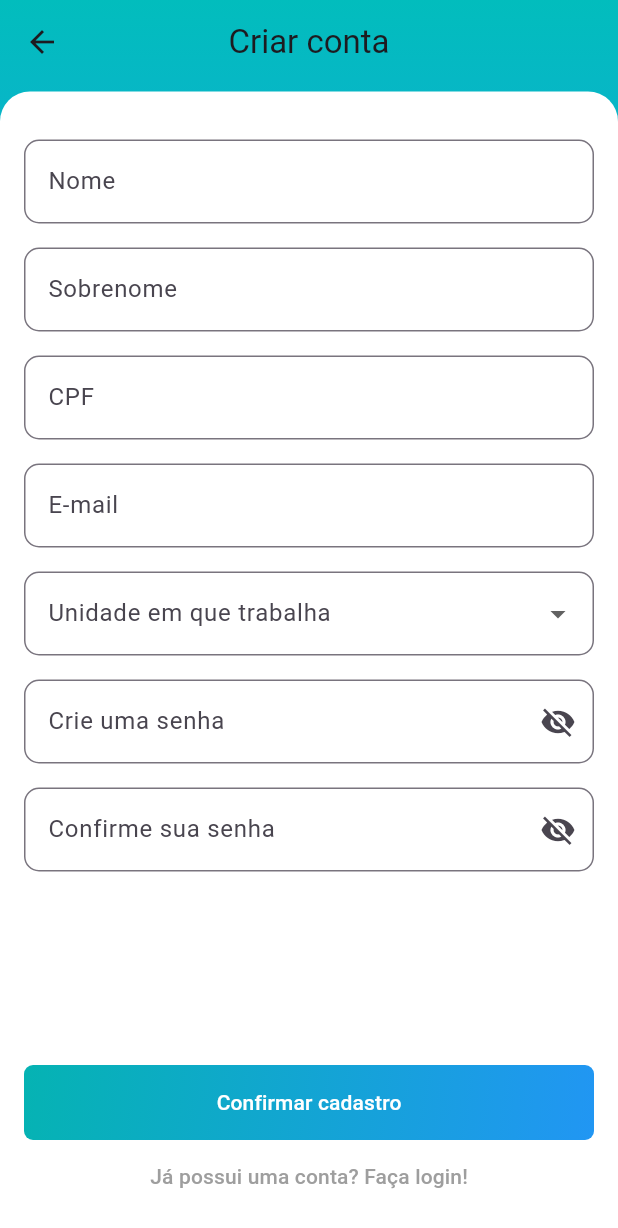
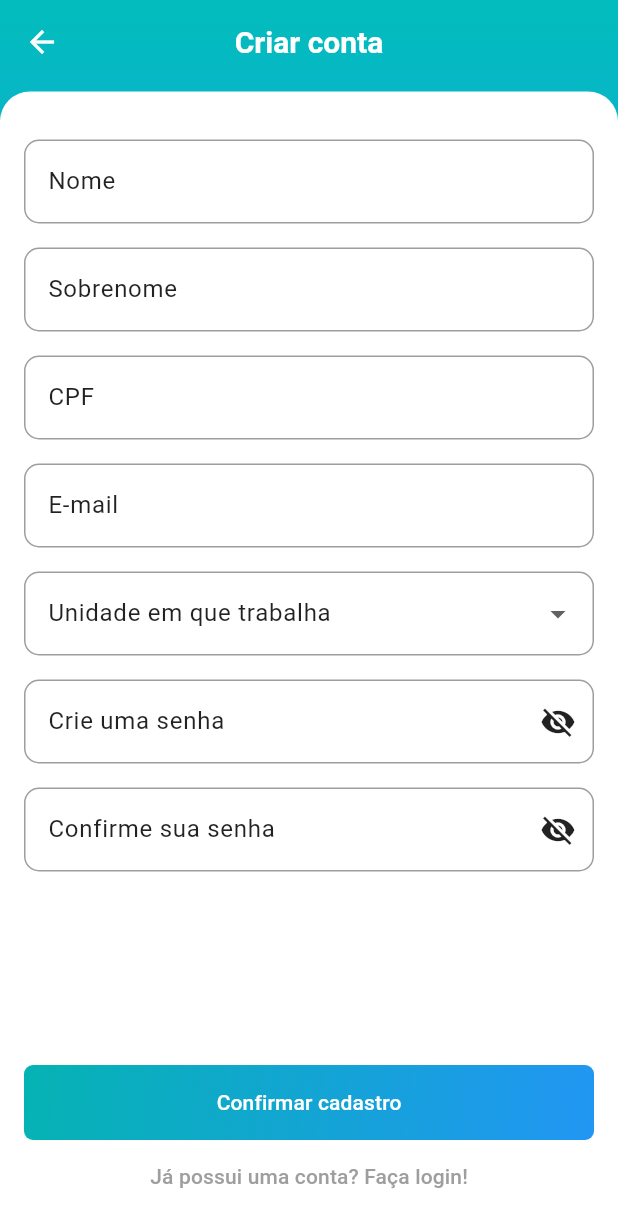
Before and after one commit to Gabriellimmaa/ppeu-app-TCC, a Flutter app: the screen it shows after launch, after a tap on "Novo cadastro", on a phone screen of 412 x 824 dp. Shown: the top 1228 px of the screen. Run offline on Flutter 3.47's test engine with Material 3 defaults, Android fonts, the phone set to English and light mode, and no system bars; our stand-ins replace mask_text_input_formatter, supabase, syncfusion_flutter_charts; accounts and stored records are empty.

Commit message:
final-version

```diff
--- a/lib/myApp.dart
+++ b/lib/myApp.dart
@@ -16,11 +16,31 @@ class MyApp extends StatelessWidget {
           centerTitle: true,
           backgroundColor: Colors.transparent,
           elevation: 0,
+          titleTextStyle: TextStyle(
+            color: Colors.white,
+            fontSize: 20,
+            fontWeight: FontWeight.bold,
+          ),
+          iconTheme: IconThemeData(
+            color: Colors.white,
+          ),
         ),
         inputDecorationTheme: InputDecorationTheme(
           border: OutlineInputBorder(
             borderRadius: BorderRadius.circular(10),
           ),
+          focusedBorder: OutlineInputBorder(
+            borderSide: BorderSide(
+              color: Color.fromARGB(255, 39, 132, 208),
+            ),
+            borderRadius: BorderRadius.circular(10),
+          ),
+          focusColor: Color.fromARGB(255, 39, 132, 208),
+        ),
+        colorScheme: ColorScheme.light(
+          primary: Color.fromARGB(255, 71, 157, 227),
+          outline: Colors.grey[500],
+          onSurface: Colors.black87,
         ),
       ),
       home: WelcomeScreen(),
--- a/lib/screens/NewPP/NewPP.screen.dart
+++ b/lib/screens/NewPP/NewPP.screen.dart
@@ -102,6 +102,7 @@ class _NewPPScreenState extends State<NewPPScreen> {
             icon: Icon(Icons.arrow_forward_ios),
             onPressed: () {
               // _onTabTapped('next');
+              // return;
               List<GlobalKey<FormState>> formKeys = [];
               formKeys.add(newPPNotifier.formKeyIdentificacao);
               formKeys.add(newPPNotifier.formKeySituacao);
--- a/lib/screens/NewPP/NewPP_I.screen.dart
+++ b/lib/screens/NewPP/NewPP_I.screen.dart
@@ -171,6 +171,7 @@ class _NewPP_IState extends State<NewPP_I> {
                           decoration: InputDecoration(labelText: 'Idade'),
                           validator: FormValidators.required,
                           textInputAction: TextInputAction.next,
+                          keyboardType: TextInputType.number,
                         ),
                         spacingRow,
                         TextFormField(
--- a/lib/screens/Report/Report.screen.dart
+++ b/lib/screens/Report/Report.screen.dart
@@ -46,7 +46,8 @@ class _ReportScreenState extends State<ReportScreen> {
   Widget build(BuildContext context) {
     AuthenticationNotifier authentication =
         Provider.of<AuthenticationNotifier>(context, listen: false);
-
+    double appBarHeight =
+        MediaQuery.of(context).padding.top + AppBar().preferredSize.height;
     return Scaffold(
         appBar: AppBar(
           title: Text(
@@ -87,7 +88,7 @@ class _ReportScreenState extends State<ReportScreen> {
         body: gradientContainer(
           child: Column(
             children: [
-              SizedBox(height: 90),
+              SizedBox(height: appBarHeight),
               Row(
                 children: [
                   Expanded(
--- a/lib/screens/Signup.screen.dart
+++ b/lib/screens/Signup.screen.dart
@@ -74,12 +74,6 @@ class _SignupScreenState extends State<SignupScreen> {
     _passwordFocusNode.dispose();
 
     super.dispose();
-  }
-
-  void checkValidFields() {
-    if (_formKey.currentState!.validate()) {
-      _formKey.currentState!.validate();
-    }
   }
 
   @override
--- a/lib/screens/Welcome.screen.dart
+++ b/lib/screens/Welcome.screen.dart
@@ -19,7 +19,7 @@ class _WelcomeScreenState extends State<WelcomeScreen> {
   Widget build(BuildContext context) {
     return CustomScaffold(
       appBar: AppBar(
-        title: Text('PPEU'),
+        title: Text('PPEU', style: TextStyle(color: Colors.white)),
         centerTitle: true,
       ),
       body:
```
Also changed, not shown: lib/core/notifier/authentication.notifier.dart (+8 -1 lines), lib/screens/ManagePP/ManagePP.screen.dart (+15 -20 lines), lib/screens/NewPP/NewPP_A.screen.dart (+16 -11 lines), lib/screens/Report/widgets/Nominal.widget.dart (+9 -17 lines), lib/screens/SearchPP/SearchPP.screen.dart (+9 -3 lines), lib/widgets/ViewPPNavigator.widget.dart (+6 -5 lines), pubspec.lock, 15 other files.
